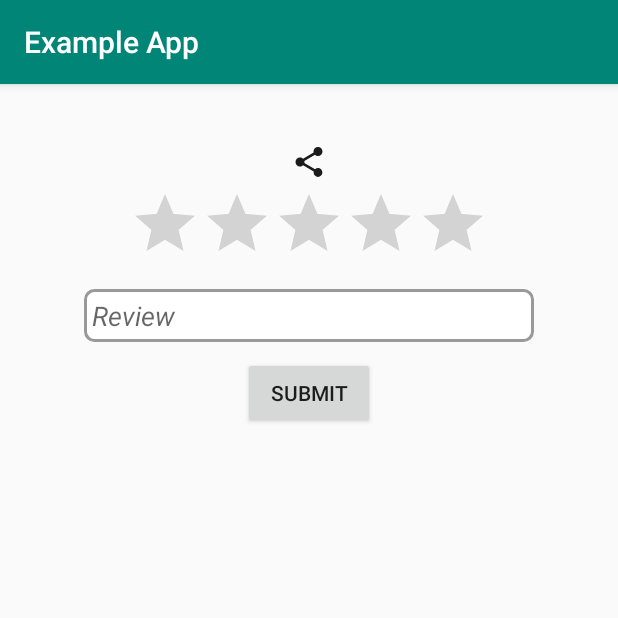
After one commit to surakshashetty17/ExampleApp, an Android app: the SharingActivity screen opened directly, with no data from a screen before it, on a phone screen of 412 x 824 dp, the top half of it. The commit adds this screen. Run offline under Robolectric (Android 15) with nearby library versions, the phone set to English and light mode, and no system bars; Roboto replaces fonts that are not available here.

Commit message:
App Files

```diff
--- a/app/src/main/AndroidManifest.xml
+++ b/app/src/main/AndroidManifest.xml
@@ -14,7 +14,8 @@
         android:roundIcon="@mipmap/ic_launcher_round"
         android:supportsRtl="true"
         android:theme="@style/AppTheme">
-        <activity android:name=".AlertDialogActivity"></activity>
+        <activity android:name=".SharingActivity"></activity>
+        <activity android:name=".AlertDialogActivity" />
         <activity android:name=".ScannerActivity" />
         <activity android:name=".GoogleFacebookActivity" />
         <activity android:name=".ProfileActivity" />
--- a/app/src/main/java/com/example/exampleapp/MainActivity.java
+++ b/app/src/main/java/com/example/exampleapp/MainActivity.java
@@ -37,7 +37,7 @@ public class MainActivity extends AppCompatActivity {
 
     public static final String TAG = "MyTag";
     private TextView mOutputText;
-    Button button,buttonwhatsapp,alter;
+    Button button,buttonwhatsapp,alter,sharing;
     ImageView imagewhatsapp;
     Context context;
     String URL_STORE__TOKEN = "http://v1.api.nanocart.in/index.php/api/home/device_update";
@@ -53,6 +53,15 @@ public class MainActivity extends AppCompatActivity {
             @Override
             public void onClick(View v) {
                 Intent intent = new Intent(MainActivity.this,AlertDialogActivity.class);
+                startActivity(intent);
+            }
+        });
+
+        sharing = (Button)findViewById(R.id.sharing);
+        sharing.setOnClickListener(new View.OnClickListener() {
+            @Override
+            public void onClick(View v) {
+                Intent intent = new Intent(MainActivity.this,SharingActivity.class);
                 startActivity(intent);
             }
         });
--- /dev/null
+++ b/app/src/main/java/com/example/exampleapp/SharingActivity.java
@@ -0,0 +1,93 @@
+package com.example.exampleapp;
+
+import androidx.annotation.NonNull;
+import androidx.appcompat.app.AppCompatActivity;
+import androidx.appcompat.widget.Toolbar;
+
+import android.app.AlertDialog;
+import android.content.DialogInterface;
+import android.content.Intent;
+import android.os.Bundle;
+import android.view.Menu;
+import android.view.MenuItem;
+import android.view.View;
+import android.widget.Button;
+import android.widget.EditText;
+import android.widget.ImageView;
+import android.widget.RatingBar;
+import android.widget.TextView;
+import android.widget.Toast;
+
+public class SharingActivity extends AppCompatActivity {
+
+    RatingBar ratingbar;
+    Button buttonrating;
+    TextView textrating;
+    EditText editreview;
+    ImageView imageshare;
+    @Override
+    protected void onCreate(Bundle savedInstanceState) {
+        super.onCreate(savedInstanceState);
+        setContentView(R.layout.activity_sharing);
+
+        ratingbar = findViewById(R.id.ratingBar);
+        editreview = findViewById(R.id.editreview);
+        buttonrating = findViewById(R.id.ratingbutton);
+        textrating = findViewById(R.id.textrating);
+        imageshare = findViewById(R.id.share);
+        buttonrating.setOnClickListener(new View.OnClickListener() {
+            @Override
+            public void onClick(View v) {
+
+//                String review = String.valueOf(editreview);
+                String review = editreview.getText().toString();
+                String rating=String.valueOf(ratingbar.getRating());
+                Toast.makeText(getApplicationContext(), rating, Toast.LENGTH_LONG).show();
+                textrating.setText("Rating: "+rating+"\n"+"Review: "+review);
+            }
+        });
+        imageshare.setOnClickListener(new View.OnClickListener() {
+            @Override
+            public void onClick(View v) {
+
+                Intent intent = new Intent(Intent.ACTION_SEND);
+                intent.setType("text/plain");
+                String sharebody = ("Rating and Review: "+String.valueOf(ratingbar.getRating())+" and "+(editreview.getText().toString()));
+                String sharesubject = "Your Subject here";
+
+                intent.putExtra(Intent.EXTRA_TEXT,sharebody);
+                intent.putExtra(Intent.EXTRA_SUBJECT,sharesubject);
+
+                startActivity(Intent.createChooser(intent,"shareusing"));
+            }
+        });
+
+
+    }
+
+    @Override
+    public boolean onCreateOptionsMenu(Menu menu) {
+        getMenuInflater().inflate(R.menu.main_menu,menu);
+        return super.onCreateOptionsMenu(menu);
+    }
+
+    @Override
+    public boolean onOptionsItemSelected(@NonNull MenuItem item) {
+
+        switch (item.getItemId())
+        {
+            case R.id.share:
+                Intent intent = new Intent(Intent.ACTION_SEND);
+                intent.setType("text/plain");
+                String sharebody = ("Rating and Review: "+String.valueOf(ratingbar.getRating())+" and "+(editreview.getText().toString()));
+                String sharesubject = "Your Subject here";
+
+                intent.putExtra(Intent.EXTRA_TEXT,sharebody);
+                intent.putExtra(Intent.EXTRA_SUBJECT,sharesubject);
+
+                startActivity(Intent.createChooser(intent,"shareusing"));
+                break;
+        }
+        return super.onOptionsItemSelected(item);
+    }
+}
--- /dev/null
+++ b/app/src/main/res/drawable/edittext.xml
@@ -0,0 +1,15 @@
+<?xml version="1.0" encoding="utf-8"?>
+<shape xmlns:android="http://schemas.android.com/apk/res/android">
+    <stroke
+        android:width="2dp"
+        android:color="#999999"/>
+    <corners
+        android:radius="6dp"/>
+    <padding
+        android:left="2dp"
+        android:top="2dp"
+        android:right="2dp"
+        />
+
+    <solid android:color="#ffffff"/>
+</shape>
--- /dev/null
+++ b/app/src/main/res/drawable/share.xml
@@ -0,0 +1,5 @@
+<vector android:height="24dp" android:tint="#1B1B1B"
+    android:viewportHeight="24.0" android:viewportWidth="24.0"
+    android:width="24dp" xmlns:android="http://schemas.android.com/apk/res/android">
+    <path android:fillColor="#FF000000" android:pathData="M18,16.08c-0.76,0 -1.44,0.3 -1.96,0.77L8.91,12.7c0.05,-0.23 0.09,-0.46 0.09,-0.7s-0.04,-0.47 -0.09,-0.7l7.05,-4.11c0.54,0.5 1.25,0.81 2.04,0.81 1.66,0 3,-1.34 3,-3s-1.34,-3 -3,-3 -3,1.34 -3,3c0,0.24 0.04,0.47 0.09,0.7L8.04,9.81C7.5,9.31 6.79,9 6,9c-1.66,0 -3,1.34 -3,3s1.34,3 3,3c0.79,0 1.5,-0.31 2.04,-0.81l7.12,4.16c-0.05,0.21 -0.08,0.43 -0.08,0.65 0,1.61 1.31,2.92 2.92,2.92 1.61,0 2.92,-1.31 2.92,-2.92s-1.31,-2.92 -2.92,-2.92z"/>
+</vector>
--- a/app/src/main/res/layout/activity_main.xml
+++ b/app/src/main/res/layout/activity_main.xml
@@ -81,6 +81,18 @@
             android:text="Alter Dialog"
             android:textColor="@color/white"
             android:textSize="15sp" />
+        <Button
+            android:id="@+id/sharing"
+            android:layout_width="wrap_content"
+            android:layout_height="wrap_content"
+            android:layout_gravity="center"
+            android:layout_marginTop="20dp"
+            android:background="@color/colorPrimaryDark"
+            android:padding="10dp"
+            android:text="Sharing"
+            android:textColor="@color/white"
+            android:textSize="15sp" />
+
 
     </LinearLayout>
 
--- /dev/null
+++ b/app/src/main/res/layout/activity_sharing.xml
@@ -0,0 +1,69 @@
+<?xml version="1.0" encoding="utf-8"?>
+<androidx.constraintlayout.widget.ConstraintLayout xmlns:android="http://schemas.android.com/apk/res/android"
+    xmlns:app="http://schemas.android.com/apk/res-auto"
+    xmlns:tools="http://schemas.android.com/tools"
+    android:layout_width="match_parent"
+    android:layout_height="match_parent"
+    tools:context=".SharingActivity">
+
+    <LinearLayout
+        android:id="@+id/linearLayout"
+        android:layout_width="match_parent"
+        android:layout_height="match_parent"
+        android:orientation="vertical"
+        android:layout_marginTop="20dp">
+
+        <ImageView
+            android:id="@+id/share"
+            android:layout_width="wrap_content"
+            android:layout_height="wrap_content"
+            android:background="@drawable/share"
+            android:gravity="center"
+            android:layout_gravity="center"
+            android:layout_marginTop="20dp"/>
+
+        <RatingBar
+            android:id="@+id/ratingBar"
+            android:layout_width="wrap_content"
+            android:layout_height="wrap_content"
+            android:layout_gravity="center"
+            android:layout_marginTop="5dp" />
+
+        <EditText
+            android:id="@+id/editreview"
+            android:layout_width="300dp"
+            android:layout_height="wrap_content"
+            android:layout_gravity="center"
+            android:layout_marginTop="10dp"
+            android:background="@drawable/edittext"
+            android:gravity="left"
+            android:hint="Review"
+            android:padding="5dp"
+            android:textColor="@color/black"
+            android:textSize="18sp"
+            android:textStyle="italic" />
+
+        <Button
+            android:id="@+id/ratingbutton"
+            android:layout_width="wrap_content"
+            android:layout_height="wrap_content"
+            android:layout_gravity="center"
+            android:layout_marginTop="10dp"
+            android:gravity="center"
+            android:text="submit" />
+
+        <TextView
+            android:id="@+id/textrating"
+            android:layout_width="match_parent"
+            android:layout_height="wrap_content"
+            android:layout_marginLeft="15dp"
+            android:layout_marginTop="10dp"
+            android:layout_marginBottom="20dp"
+            android:gravity="left"
+            android:textColor="@color/black"
+            android:textSize="18sp"
+            android:textStyle="italic" />
+
+    </LinearLayout>
+
+</androidx.constraintlayout.widget.ConstraintLayout>
--- /dev/null
+++ b/app/src/main/res/menu/main_menu.xml
@@ -0,0 +1,4 @@
+<?xml version="1.0" encoding="utf-8"?>
+<menu xmlns:android="http://schemas.android.com/apk/res/android">
+
+</menu>
```
